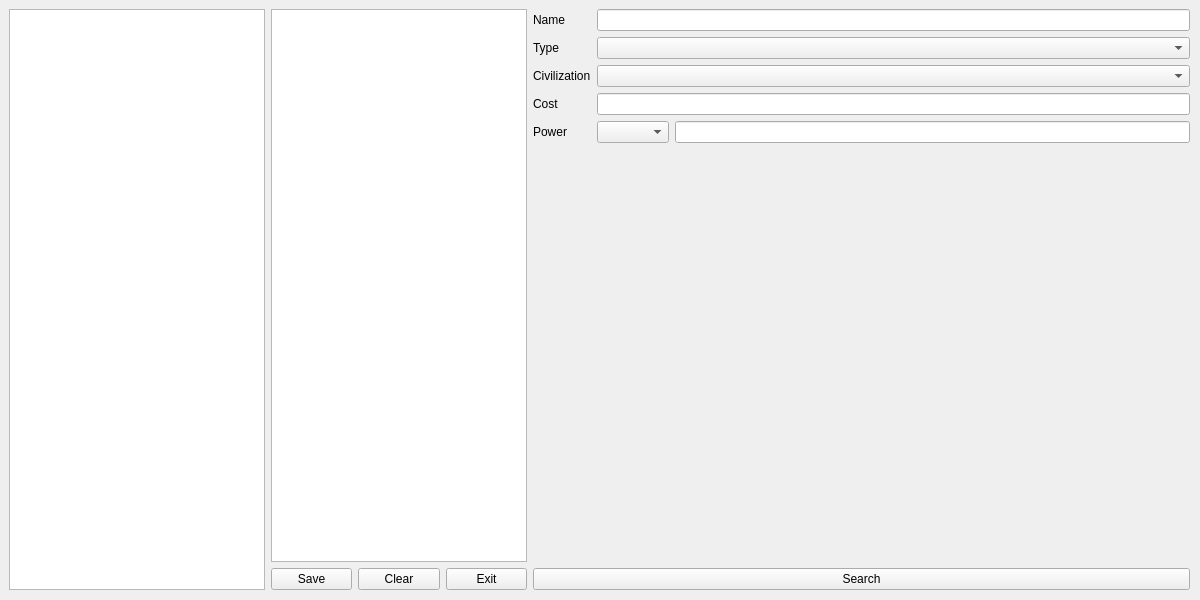
This is ui/manager.ui in bzbikowski/DuelMasters-game as Qt 5 draws it before an edit. The edited form follows.
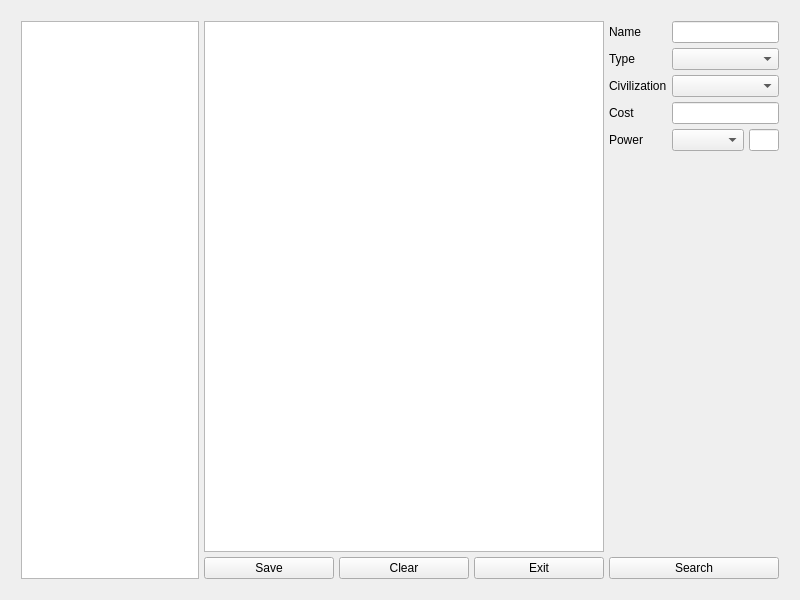
This is the edited form. Custom widgets are drawn as their Qt base class.

The edit to the form file:
```diff
--- a/ui/manager.ui
+++ b/ui/manager.ui
@@ -6,31 +6,45 @@
    <rect>
     <x>0</x>
     <y>0</y>
-    <width>1200</width>
+    <width>800</width>
     <height>600</height>
    </rect>
   </property>
   <property name="windowTitle">
    <string>Manager</string>
   </property>
-  <widget class="QWidget" name="horizontalLayoutWidget">
-   <property name="geometry">
-    <rect>
-     <x>9</x>
-     <y>9</y>
-     <width>1181</width>
-     <height>581</height>
-    </rect>
-   </property>
+  <layout class="QHBoxLayout" name="horizontalLayout">
+   <item>
    <layout class="QHBoxLayout" name="main_layout">
+     <property name="spacing">
+      <number>5</number>
+     </property>
+     <property name="leftMargin">
+      <number>10</number>
+     </property>
+     <property name="topMargin">
+      <number>10</number>
+     </property>
+     <property name="rightMargin">
+      <number>10</number>
+     </property>
+     <property name="bottomMargin">
+      <number>10</number>
+     </property>
     <item>
      <widget class="QGraphicsView" name="deck_view">
       <property name="sizePolicy">
-       <sizepolicy hsizetype="Minimum" vsizetype="Minimum">
+        <sizepolicy hsizetype="MinimumExpanding" vsizetype="MinimumExpanding">
         <horstretch>0</horstretch>
         <verstretch>0</verstretch>
        </sizepolicy>
       </property>
+       <property name="minimumSize">
+        <size>
+         <width>150</width>
+         <height>0</height>
+        </size>
+       </property>
      </widget>
     </item>
     <item>
@@ -38,11 +52,17 @@
       <item>
        <widget class="DeckBuilder" name="view">
         <property name="sizePolicy">
-         <sizepolicy hsizetype="Minimum" vsizetype="MinimumExpanding">
+          <sizepolicy hsizetype="Expanding" vsizetype="MinimumExpanding">
           <horstretch>0</horstretch>
           <verstretch>0</verstretch>
          </sizepolicy>
         </property>
+         <property name="minimumSize">
+          <size>
+           <width>400</width>
+           <height>0</height>
+          </size>
+         </property>
        </widget>
       </item>
       <item>
@@ -74,8 +94,14 @@
     </item>
     <item>
      <layout class="QVBoxLayout" name="gui_layout">
+       <property name="sizeConstraint">
+        <enum>QLayout::SetDefaultConstraint</enum>
+       </property>
       <item>
        <layout class="QFormLayout" name="form_layout">
+         <property name="sizeConstraint">
+          <enum>QLayout::SetDefaultConstraint</enum>
+         </property>
         <item row="0" column="0">
          <widget class="QLabel" name="name_label">
           <property name="text">
@@ -84,7 +110,14 @@
          </widget>
         </item>
         <item row="0" column="1">
-         <widget class="QLineEdit" name="name_input"/>
+          <widget class="QLineEdit" name="name_input">
+           <property name="sizePolicy">
+            <sizepolicy hsizetype="Preferred" vsizetype="Preferred">
+             <horstretch>0</horstretch>
+             <verstretch>0</verstretch>
+            </sizepolicy>
+           </property>
+          </widget>
         </item>
         <item row="1" column="0">
          <widget class="QLabel" name="type_label">
@@ -94,7 +127,14 @@
          </widget>
         </item>
         <item row="1" column="1">
-         <widget class="QComboBox" name="type_input"/>
+          <widget class="QComboBox" name="type_input">
+           <property name="sizePolicy">
+            <sizepolicy hsizetype="Preferred" vsizetype="Preferred">
+             <horstretch>0</horstretch>
+             <verstretch>0</verstretch>
+            </sizepolicy>
+           </property>
+          </widget>
         </item>
         <item row="2" column="0">
          <widget class="QLabel" name="civ_label">
@@ -104,7 +144,14 @@
          </widget>
         </item>
         <item row="2" column="1">
-         <widget class="QComboBox" name="civ_input"/>
+          <widget class="QComboBox" name="civ_input">
+           <property name="sizePolicy">
+            <sizepolicy hsizetype="Preferred" vsizetype="Preferred">
+             <horstretch>0</horstretch>
+             <verstretch>0</verstretch>
+            </sizepolicy>
+           </property>
+          </widget>
         </item>
         <item row="3" column="0">
          <widget class="QLabel" name="cost_label">
@@ -137,6 +184,12 @@
       </item>
       <item>
        <widget class="QPushButton" name="search_button">
+         <property name="sizePolicy">
+          <sizepolicy hsizetype="Minimum" vsizetype="Fixed">
+           <horstretch>0</horstretch>
+           <verstretch>0</verstretch>
+          </sizepolicy>
+         </property>
         <property name="text">
          <string>Search</string>
         </property>
@@ -145,7 +198,8 @@
      </layout>
     </item>
    </layout>
-  </widget>
+   </item>
+  </layout>
  </widget>
  <customwidgets>
   <customwidget>
```
Lines whose indentation alone changed are shown as unchanged.
